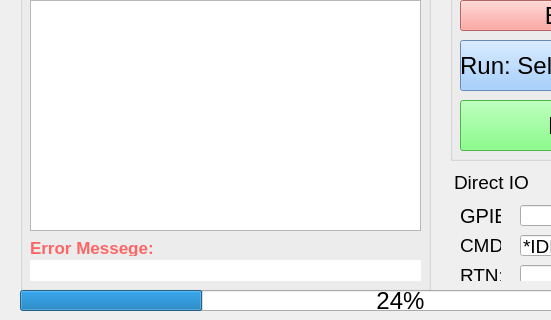
Old version of the form kstation/ui/run.ui in the repository eldorbekpulatov/ktest; both pictures show x 0 to 551 and y 280 to 600 of the 800 by 600 pixel window.
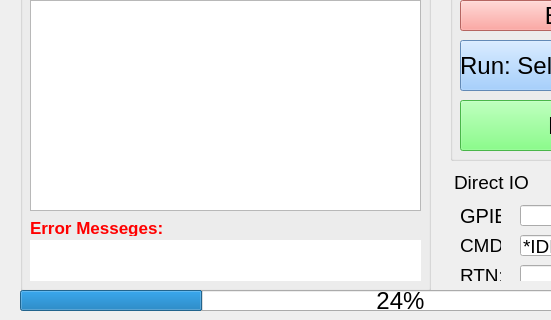
New version of the form.

Diff of the .ui file:
```diff
--- a/kstation/ui/run.ui
+++ b/kstation/ui/run.ui
@@ -103,9 +103,9 @@
     <property name="geometry">
      <rect>
       <x>10</x>
-      <y>530</y>
+      <y>510</y>
       <width>391</width>
-      <height>21</height>
+      <height>41</height>
      </rect>
     </property>
     <property name="font">
@@ -115,7 +115,7 @@
     </property>
     <property name="styleSheet">
      <string notr="true">background-color:white;
-color: rgb(253, 102, 102);</string>
+color: red;</string>
     </property>
     <property name="text">
      <string/>
@@ -127,7 +127,7 @@
       <x>10</x>
       <y>270</y>
       <width>391</width>
-      <height>231</height>
+      <height>211</height>
      </rect>
     </property>
    </widget>
@@ -135,7 +135,7 @@
     <property name="geometry">
      <rect>
       <x>10</x>
-      <y>510</y>
+      <y>490</y>
       <width>141</width>
       <height>16</height>
      </rect>
@@ -148,10 +148,10 @@
     </property>
     <property name="styleSheet">
      <string notr="true">font-size:13pt;
-color:rgb(253, 102, 102);</string>
+color:red;</string>
     </property>
     <property name="text">
-     <string>Error Messege:</string>
+     <string>Error Messeges:</string>
     </property>
    </widget>
   </widget>
```
Left out of the diff: 2 changed lines with no effect on the pictures.
